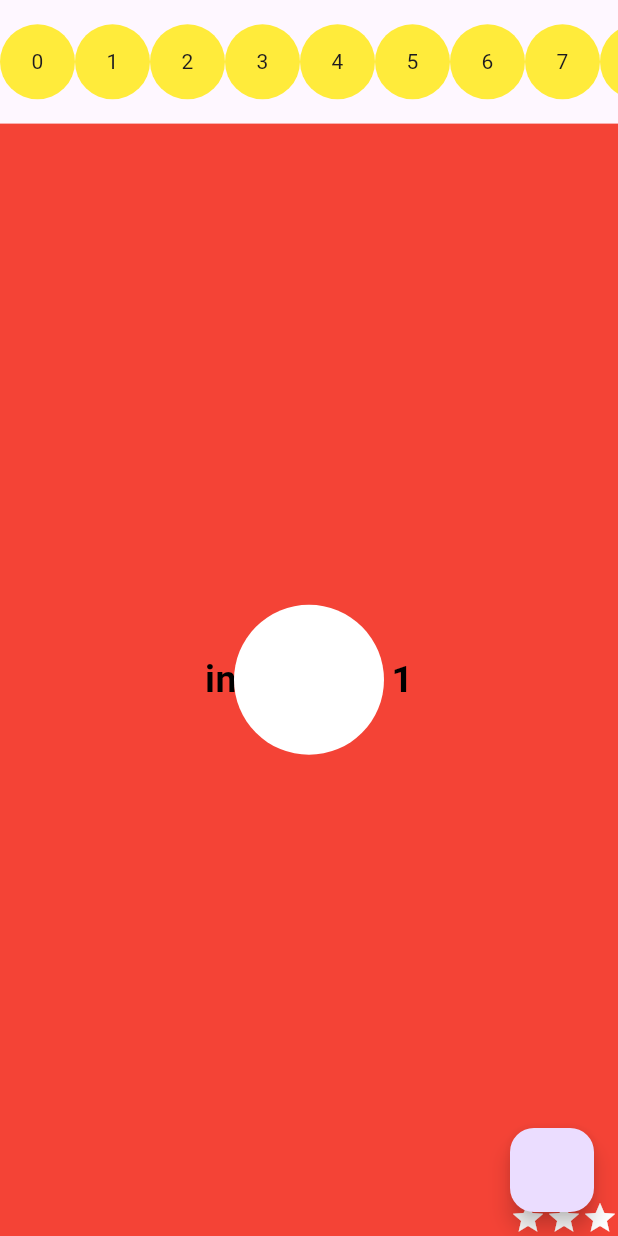
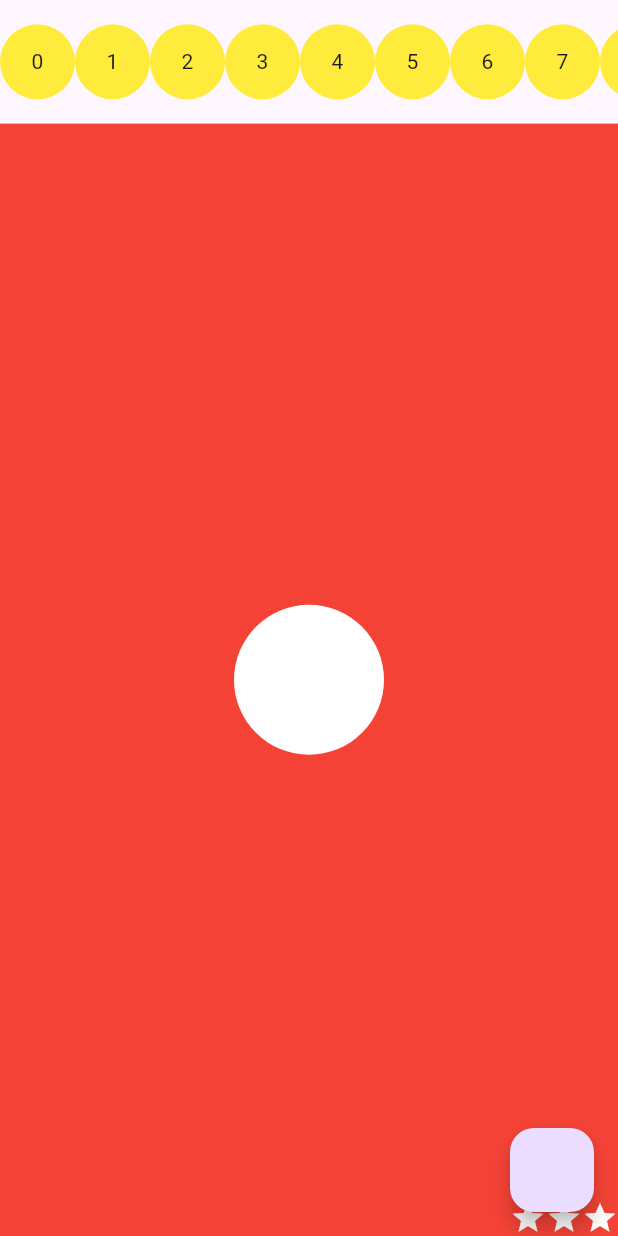
Before and after one commit to sanketpTagline/container_task, a Flutter app: the screen it shows after launch, on a phone screen of 412 x 824 dp. Run offline on Flutter 3.47's test engine with Material 3 defaults, Android fonts, the phone set to English and light mode, and no system bars; our stand-ins replace dio.

Commit message:
chnages in branch task1

```diff
--- a/lib/customWidget/custom_star.dart
+++ b/lib/customWidget/custom_star.dart
@@ -15,7 +15,7 @@ class StarCustom extends StatelessWidget {
             Icon(Icons.star,color: Colors.white,),
             Icon(Icons.star,color: Colors.white,),
           ]),
-      Center(child: Text("index task 1",style: TextStyle(color: Colors.black,fontSize: 25,fontWeight: FontWeight.bold),))]
+      Center(child: Text("index",style: TextStyle(color: Colors.black,fontSize: 25,fontWeight: FontWeight.bold),))]
     );
   }
 }
```
